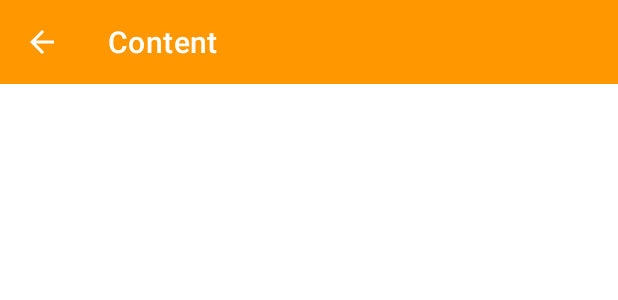
After one commit to Alims-Repo/Snap-Loader, an Android app: the layout activity_content.xml on its own in the app's theme, with its tools: preview values and no code run, on a phone screen of 412 x 824 dp. The commit adds this screen. Shown: the top 300 px of the screen. Run offline under Robolectric (Android 15) with nearby library versions, the phone set to English and light mode, and no system bars; network calls fail.

Commit message:
INITIAL COMMIT

```diff
--- a/app/src/main/java/com/alim/snaploader/Adapter/RecyclerAdapter.kt
+++ b/app/src/main/java/com/alim/snaploader/Adapter/RecyclerAdapter.kt
@@ -31,7 +31,7 @@ class RecyclerAdapter(context: Context,
 
     inner class ViewHolder(view: View) : RecyclerView.ViewHolder(view) {
         val layout: LinearLayout = view.findViewById(R.id.layout)
-        val title: TextView = view.findViewById(R.id.title)
+        //val title: TextView = view.findViewById(R.id.title)
         val thumb: ImageView = view.findViewById(R.id.thumb)
     }
 
@@ -44,7 +44,7 @@ class RecyclerAdapter(context: Context,
     override fun onBindViewHolder(holder: ViewHolder, position: Int) {
         try {
             Glide.with(mContext).load(data[position].thumbnail).centerCrop().into(holder.thumb)
-            holder.title.text = data[position].title
+            //holder.title.text = data[position].title
         } catch (e: Exception) {
             Log.println(Log.ASSERT,"Ex Home Adapter","$e")
         }
--- a/app/src/main/java/com/alim/snaploader/SettingsActivity.kt
+++ b/app/src/main/java/com/alim/snaploader/SettingsActivity.kt
@@ -1,9 +1,11 @@
 package com.alim.snaploader
 
 import android.app.Activity
+import android.content.ComponentName
 import android.content.Intent
 import android.os.Bundle
 import android.os.Handler
+import android.util.Log
 import android.widget.FrameLayout
 import androidx.appcompat.app.AppCompatActivity
 import androidx.appcompat.widget.Toolbar
@@ -22,6 +24,10 @@ class SettingsActivity : AppCompatActivity() {
         super.onCreate(savedInstanceState)
         setContentView(R.layout.activity_settings)
         findViewById<Toolbar>(R.id.toolbar).setNavigationOnClickListener { finish() }
+
+        findViewById<FrameLayout>(R.id.content).setOnClickListener {
+            startActivity(Intent(this, ContentActivity::class.java))
+        }
 
         findViewById<FrameLayout>(R.id.theme).setOnClickListener {
             val intent = Intent(this, ThemeActivity::class.java)
--- /dev/null
+++ b/app/src/main/res/layout/activity_content.xml
@@ -0,0 +1,21 @@
+<?xml version="1.0" encoding="utf-8"?>
+<LinearLayout
+    xmlns:android="http://schemas.android.com/apk/res/android"
+    xmlns:app="http://schemas.android.com/apk/res-auto"
+    xmlns:tools="http://schemas.android.com/tools"
+    android:layout_width="match_parent"
+    android:layout_height="match_parent"
+    tools:context=".Settings.ContentActivity"
+    android:orientation="vertical">
+
+    <androidx.appcompat.widget.Toolbar
+        android:id="@+id/toolbar"
+        android:layout_width="match_parent"
+        android:layout_height="?attr/actionBarSize"
+        android:background="?attr/colorPrimary"
+        app:title="Content"
+        app:titleTextColor="@color/colorWhite"
+        app:navigationIcon="@drawable/ic_arrow_back"
+        app:popupTheme="@style/AppTheme.PopupOverlay" />
+
+</LinearLayout>
--- a/app/src/main/res/layout/activity_settings.xml
+++ b/app/src/main/res/layout/activity_settings.xml
@@ -19,6 +19,7 @@
         app:popupTheme="@style/AppTheme.PopupOverlay" />
 
     <FrameLayout
+        android:id="@+id/content"
         android:layout_width="match_parent"
         android:layout_height="wrap_content"
         android:clickable="true"
--- a/app/src/main/res/values/styles.xml
+++ b/app/src/main/res/values/styles.xml
@@ -39,10 +39,22 @@
         <item name="android:statusBarColor">@android:color/transparent</item>
     </style>
 
-    <style name="ReceiverTheme" parent="Theme.AppCompat.DayNight.Dialog.Alert">
+    <style name="ReceiverTheme" parent="Theme.AppCompat.Light.Dialog.Alert">
+        <item name="colorAccent">@color/colorAccentNight</item>
         <item name="android:windowNoTitle">true</item>
         <item name="android:windowMinWidthMinor">80%</item>
         <item name="android:windowMinWidthMajor">55%</item>
+        <item name="android:background">@color/colorWhite</item>
+        <item name="android:textColor">@color/colorBlack</item>
+    </style>
+
+    <style name="ReceiverThemeDark" parent="Theme.AppCompat.Dialog.Alert">
+        <item name="colorAccent">@color/colorAccentNight</item>
+        <item name="android:windowNoTitle">true</item>
+        <item name="android:windowMinWidthMinor">80%</item>
+        <item name="android:windowMinWidthMajor">55%</item>
+        <item name="android:background">@color/colorBlack</item>
+        <item name="android:textColor">@color/colorWhite</item>
     </style>
 
     <style name="AppTheme.AppBarOverlay" parent="ThemeOverlay.AppCompat.Dark.ActionBar" />
```
Also changed, not shown: app/src/main/AndroidManifest.xml (+21 -3 lines), app/src/main/java/com/alim/snaploader/Fragment/HomeFragment.kt (+31 -6 lines), app/src/main/java/com/alim/snaploader/Interface/BroadcastInterface.kt (added, +7 -0 lines), app/src/main/java/com/alim/snaploader/ReceiverActivity.kt (+32 -13 lines), app/src/main/java/com/alim/snaploader/Reciever/LinkReceiver.kt (added, +24 -0 lines), app/src/main/java/com/alim/snaploader/Settings/ContentActivity.kt (added, +27 -0 lines), app/src/main/res/layout/activity_reciever.xml (+6 -3 lines), app/build.gradle (line endings or trailing spaces), 1 other file.
